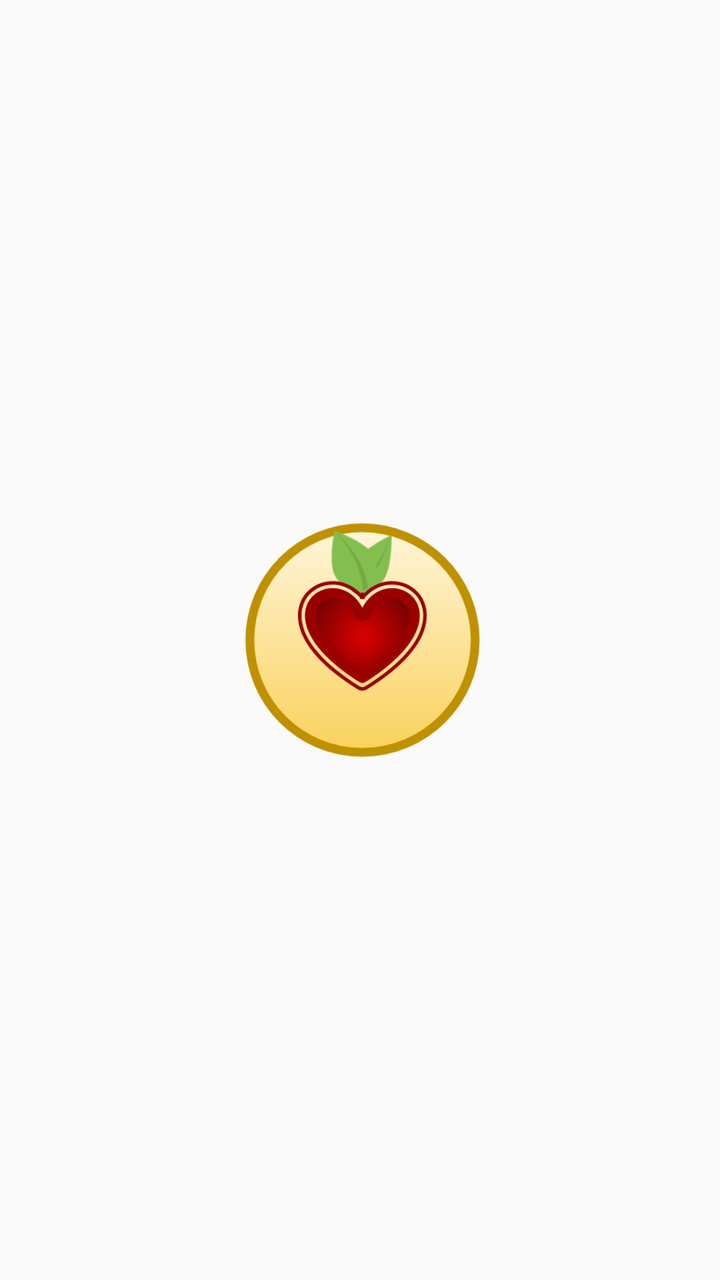
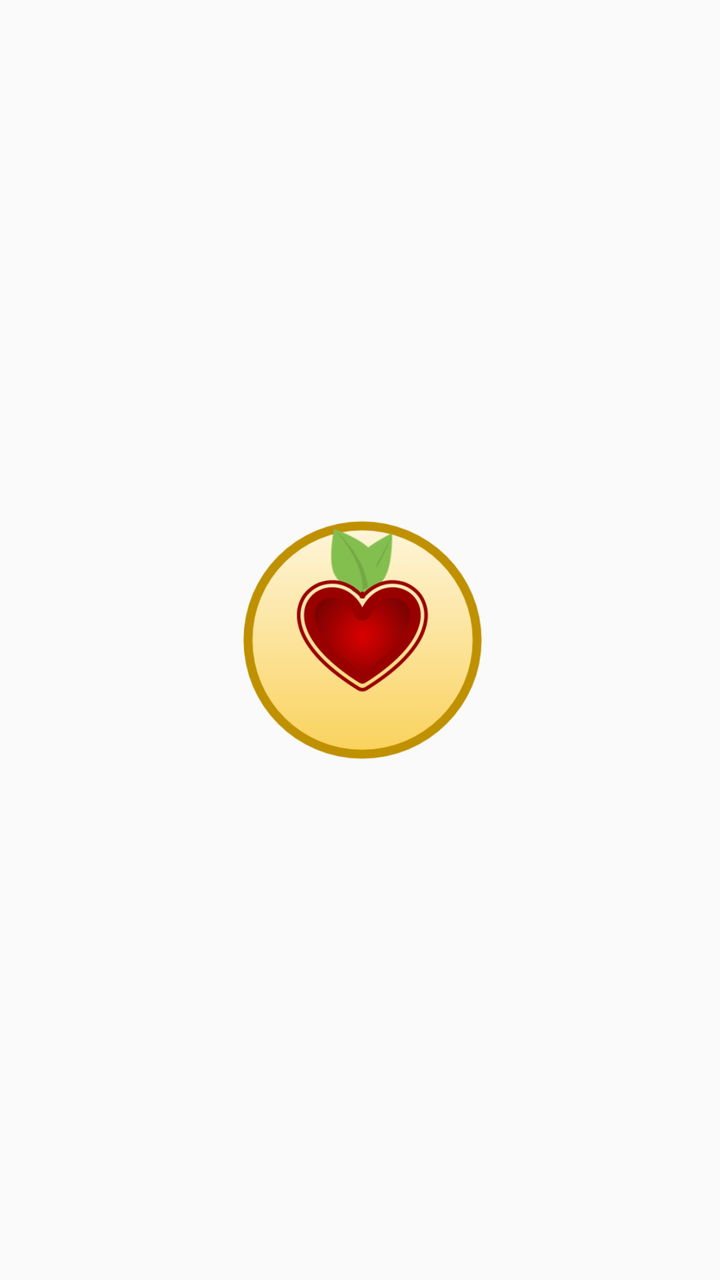

The first picture is an Android layout as it rendered before a commit; the second is the same layout after the commit. The layout source and the unified diff follow.
<!-- AndroidManifest.xml: application theme AppTheme -->
<!-- res/layout/placeholder_launch.xml -->
<?xml version="1.0" encoding="utf-8"?>
<LinearLayout xmlns:android="http://schemas.android.com/apk/res/android"
    xmlns:app="http://schemas.android.com/apk/res-auto"
    android:id="@+id/launch_placeholder"
    android:orientation="vertical"
    android:layout_width="match_parent"
    android:layout_height="match_parent">

    <FrameLayout
        android:layout_width="match_parent"
        android:layout_height="match_parent"
        android:padding="72dp">

        <ImageView
            android:layout_width="match_parent"
            android:layout_height="wrap_content"
            android:padding="48dp"
            android:adjustViewBounds="true"
            android:src="@mipmap/ic_launcher_round"
            android:layout_gravity="center"/>

        <ProgressBar
            android:id="@+id/launch_progress"
            android:layout_width="match_parent"
            android:layout_height="match_parent"
            android:padding="24dp"
            android:layout_gravity="center"
            style="@style/AppTheme.ProgressBar.Thin"/>

    </FrameLayout>

</LinearLayout>
<!-- resources referenced by this layout -->
<resources>
  <!-- mipmap ic_launcher_round: png bitmap (mipmap-xxhdpi, 23946 bytes) -->
  <style name="AppTheme.ProgressBar.Thin" parent="Base.Widget.AppCompat.ProgressBar">
          <item name="android:layout_width">2dp</item>
          <item name="android:layout_height">2dp</item>
          <item name="android:indeterminate">true</item>
          <item name="android:indeterminateTintMode">src_atop</item>
      </style>
  <style name="AppTheme" parent="Theme.AppCompat.Light.DarkActionBar">
          <item name="colorPrimary">@color/colorPrimary</item>
          <item name="colorPrimaryDark">@color/colorPrimaryDark</item>
          <item name="colorAccent">@color/colorAccent</item>
          <item name="popupMenuStyle">@style/AppTheme.PopupOverlay</item>
      </style>
  <color name="colorPrimary">#00B0FF</color>
  <color name="colorPrimaryDark">#0081CB</color>
  <color name="colorAccent">#FBC02D</color>
  <style name="AppTheme.PopupOverlay" parent="@android:style/Widget.PopupMenu">
          <item name="android:background">@color/colorPrimary</item>
      </style>
</resources>

<!-- the commit's change to res/layout/placeholder_launch.xml (unified diff, before → after) -->
@@ -12,20 +12,18 @@
         android:padding="72dp">
 
         <ImageView
-            android:layout_width="match_parent"
-            android:layout_height="wrap_content"
-            android:padding="48dp"
-            android:adjustViewBounds="true"
+            android:layout_width="170dp"
+            android:layout_height="170dp"
+            android:padding="24dp"
             android:src="@mipmap/ic_launcher_round"
             android:layout_gravity="center"/>
 
         <ProgressBar
             android:id="@+id/launch_progress"
-            android:layout_width="match_parent"
-            android:layout_height="match_parent"
-            android:padding="24dp"
-            android:layout_gravity="center"
-            style="@style/AppTheme.ProgressBar.Thin"/>
+            android:layout_width="140dp"
+            android:layout_height="140dp"
+            android:visibility="gone"
+            android:layout_gravity="center"/>
 
     </FrameLayout>
 
<!-- resource entries referenced after the edit -->
@@ -1,12 +1,6 @@
 <!-- resources referenced by this layout -->
 <resources>
   <!-- mipmap ic_launcher_round: png bitmap (mipmap-xxhdpi, 23946 bytes) -->
-  <style name="AppTheme.ProgressBar.Thin" parent="Base.Widget.AppCompat.ProgressBar">
-          <item name="android:layout_width">2dp</item>
-          <item name="android:layout_height">2dp</item>
-          <item name="android:indeterminate">true</item>
-          <item name="android:indeterminateTintMode">src_atop</item>
-      </style>
   <style name="AppTheme" parent="Theme.AppCompat.Light.DarkActionBar">
           <item name="colorPrimary">@color/colorPrimary</item>
           <item name="colorPrimaryDark">@color/colorPrimaryDark</item>
